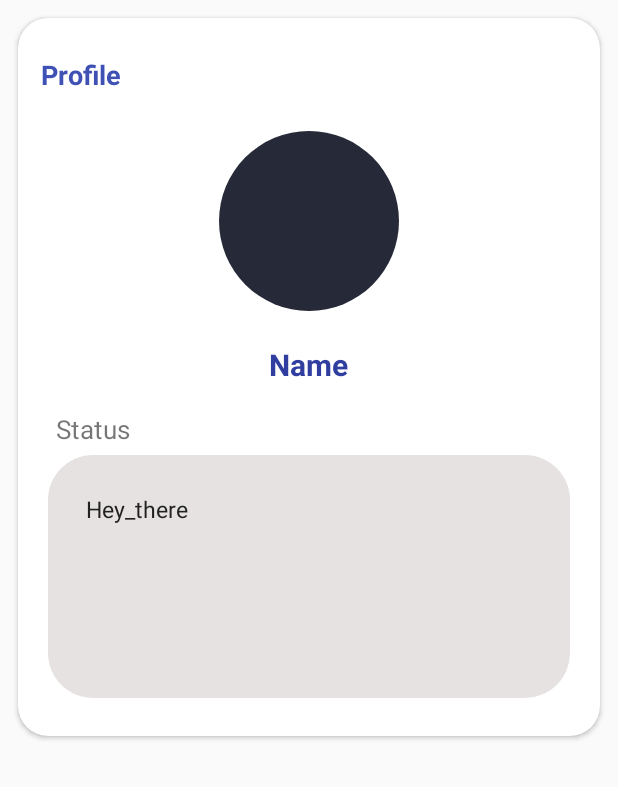
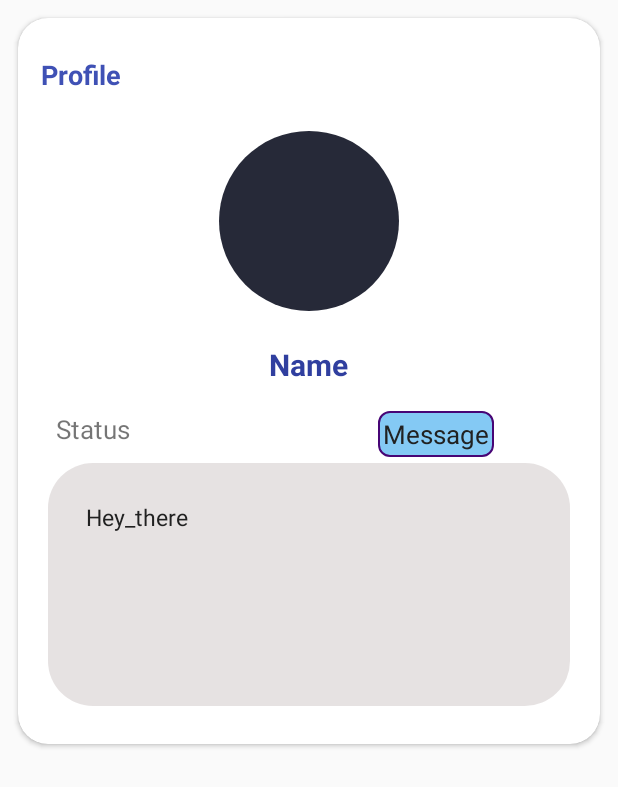
Before and after one commit to Shaikot37/Protect-Pet, an Android app: the layout fragment_bottom_sheet_show_profile.xml on its own in the app's theme, with its tools: preview values and no code run, on a phone screen of 412 x 824 dp. Shown: the top 787 px of the screen. Run offline under Robolectric (Android 15) with nearby library versions, the phone set to English and light mode, and no system bars.

```diff
--- a/app/build.gradle
+++ b/app/build.gradle
@@ -66,6 +66,7 @@ dependencies {
 
     implementation 'com.android.volley:volley:1.2.0'
     implementation 'com.google.firebase:firebase-messaging:17.0.0'
+    //implementation 'com.google.firebase:firebase-admin:8.0.0'
 
     //implementation 'com.google.firebase:firebase-analytics:17.0.0'
 
--- a/app/src/main/java/com/example/protectpet/AddressMap.java
+++ b/app/src/main/java/com/example/protectpet/AddressMap.java
@@ -77,6 +77,7 @@ public class AddressMap extends FragmentActivity implements OnMapReadyCallback {
             mMarker.remove();
         }
 
+    try {
         latitude = location.getLatitude();
         longitude = location.getLongitude();
         LatLng latLng = new LatLng(latitude, longitude);
@@ -89,6 +90,10 @@ public class AddressMap extends FragmentActivity implements OnMapReadyCallback {
         // move camera
         mMap.moveCamera(CameraUpdateFactory.newLatLng(latLng));
         mMap.animateCamera(CameraUpdateFactory.zoomTo(10));
+    }
+    catch (Exception z){
+        Toast.makeText(this, "Turn on your location please!", Toast.LENGTH_SHORT).show();
+    }
 
 
     }
--- a/app/src/main/java/com/example/protectpet/AdoptPage.java
+++ b/app/src/main/java/com/example/protectpet/AdoptPage.java
@@ -127,9 +127,12 @@ public class AdoptPage extends AppCompatActivity {
 
                 Intent settingsIntent = new Intent(AdoptPage.this, SetupActivity.class);
                 startActivity(settingsIntent);
-
                 return true;
 
+            case R.id.message:
+                Intent msg = new Intent(AdoptPage.this, MessageActivity.class);
+                startActivity(msg);
+                return true;
 
             default:
                 return false;
--- a/app/src/main/java/com/example/protectpet/BlogRecyclerAdapter.java
+++ b/app/src/main/java/com/example/protectpet/BlogRecyclerAdapter.java
@@ -88,7 +88,7 @@ public class BlogRecyclerAdapter extends RecyclerView.Adapter<BlogRecyclerAdapte
         viewHolder.setBlogImage(image_url, thumbUri);
 
 
-        String blog_user_id = blog_list.get(i).getUser_id();
+        final String blog_user_id = blog_list.get(i).getUser_id();
 
         latitude = blog_list.get(i).getLatitude();
         longitude = blog_list.get(i).getLongitude();
@@ -207,7 +207,7 @@ public class BlogRecyclerAdapter extends RecyclerView.Adapter<BlogRecyclerAdapte
         viewHolder.blogUserImage.setOnClickListener(new View.OnClickListener() {
             @Override
             public void onClick(View v) {
-                bottomSheetProfileDetailUser = new BottomSheetProfileDetailUser(userName, userImage, bio, context1);
+                bottomSheetProfileDetailUser = new BottomSheetProfileDetailUser(userName, userImage, bio, context1, blog_user_id);
                 FragmentManager manager = ((AppCompatActivity) context1).getSupportFragmentManager();
                 bottomSheetProfileDetailUser.show(manager, "edit");
             }
@@ -216,7 +216,7 @@ public class BlogRecyclerAdapter extends RecyclerView.Adapter<BlogRecyclerAdapte
         viewHolder.blogUserName.setOnClickListener(new View.OnClickListener() {
             @Override
             public void onClick(View v) {
-                bottomSheetProfileDetailUser = new BottomSheetProfileDetailUser(userName, userImage, bio, context1);
+                bottomSheetProfileDetailUser = new BottomSheetProfileDetailUser(userName, userImage, bio, context1, blog_user_id);
                 FragmentManager manager = ((AppCompatActivity) context1).getSupportFragmentManager();
                 bottomSheetProfileDetailUser.show(manager, "edit");
             }
--- a/app/src/main/java/com/example/protectpet/CommentsActivity.java
+++ b/app/src/main/java/com/example/protectpet/CommentsActivity.java
@@ -16,6 +16,7 @@ import androidx.appcompat.widget.Toolbar;
 import androidx.recyclerview.widget.LinearLayoutManager;
 import androidx.recyclerview.widget.RecyclerView;
 
+import com.example.protectpet.models.User;
 import com.google.android.gms.tasks.OnCompleteListener;
 import com.google.android.gms.tasks.Task;
 import com.google.firebase.auth.FirebaseAuth;
@@ -47,6 +48,7 @@ public class CommentsActivity extends AppCompatActivity {
     private CommentsRecyclerAdapter commentsRecyclerAdapter;
     private List<Comments> commentsList;
 
+    private List<User> userList;
     private ImageView imageView;
 
     private RecyclerView comment_list;
@@ -92,7 +94,8 @@ public class CommentsActivity extends AppCompatActivity {
         //RecyclerView firebase list
         //RecyclerView Firebase List
         commentsList = new ArrayList<>();
-        commentsRecyclerAdapter = new CommentsRecyclerAdapter(commentsList,commentId);
+        userList = new ArrayList<>();
+        commentsRecyclerAdapter = new CommentsRecyclerAdapter(commentsList,commentId,userList);
         comment_list.setHasFixedSize(true);
         comment_list.setLayoutManager(new LinearLayoutManager(this));
         comment_list.setAdapter(commentsRecyclerAdapter);
--- a/app/src/main/java/com/example/protectpet/RescuePage.java
+++ b/app/src/main/java/com/example/protectpet/RescuePage.java
@@ -127,9 +127,12 @@ public class RescuePage extends AppCompatActivity {
 
                 Intent settingsIntent = new Intent(RescuePage.this, SetupActivity.class);
                 startActivity(settingsIntent);
-
                 return true;
 
+            case R.id.message:
+                Intent msg = new Intent(RescuePage.this, MessageActivity.class);
+                startActivity(msg);
+                return true;
 
             default:
                 return false;
--- a/app/src/main/java/com/example/protectpet/adapter/UserAdapter.java
+++ b/app/src/main/java/com/example/protectpet/adapter/UserAdapter.java
@@ -61,6 +61,7 @@ public class UserAdapter extends RecyclerView.Adapter<UserAdapter.ViewHolder> {
         final String imageUrl = user.getImageURL();
         final String userName = user.getUsername();
         final String bio = user.getBio();
+        final String userid = user.getId();
 
         holder.username.setText(user.getUsername());
 
@@ -69,7 +70,7 @@ public class UserAdapter extends RecyclerView.Adapter<UserAdapter.ViewHolder> {
         holder.profile_image.setOnClickListener(new View.OnClickListener() {
             @Override
             public void onClick(View v) {
-                bottomSheetProfileDetailUser = new BottomSheetProfileDetailUser(userName, imageUrl, bio, mContext);
+                bottomSheetProfileDetailUser = new BottomSheetProfileDetailUser(userName, imageUrl, bio, mContext, userid);
                 FragmentManager manager = ((AppCompatActivity) mContext).getSupportFragmentManager();
                 bottomSheetProfileDetailUser.show(manager, "edit");
             }
--- a/app/src/main/java/com/example/protectpet/fragment/ProfileFragment.java
+++ b/app/src/main/java/com/example/protectpet/fragment/ProfileFragment.java
@@ -180,7 +180,7 @@ public class ProfileFragment extends Fragment {
             imageUri = data.getData();
 
             if (uploadTask != null && uploadTask.isInProgress()){
-                Toast.makeText(getContext(), "Upload in preogress", Toast.LENGTH_SHORT).show();
+                Toast.makeText(getContext(), "Upload in progress", Toast.LENGTH_SHORT).show();
             } else {
                 uploadImage();
             }
--- /dev/null
+++ b/app/src/main/res/drawable/border_card3.xml
@@ -0,0 +1,7 @@
+<?xml version="1.0" encoding="utf-8"?>
+<shape xmlns:android="http://schemas.android.com/apk/res/android" android:shape="rectangle" >
+    <solid android:color="@color/sky" />
+    <stroke android:width="1dip"
+        android:color="#470575"/>
+    <corners android:radius="7dip"/>
+</shape>
--- a/app/src/main/res/layout/fragment_bottom_sheet_show_profile.xml
+++ b/app/src/main/res/layout/fragment_bottom_sheet_show_profile.xml
@@ -64,6 +64,22 @@
                 android:layout_marginBottom="5dp">
 
             </TextView>
+
+            <TextView
+                android:id="@+id/message"
+                android:layout_below="@id/tv_profile__bottom_sheet_fragment_username"
+                android:layout_width="wrap_content"
+                android:layout_height="wrap_content"
+                android:text="Message"
+                android:textColor="@color/primary_txt"
+                android:padding="3dp"
+                android:textSize="17sp"
+                android:background="@drawable/border_card3"
+                android:layout_marginLeft="240dp"
+                android:layout_marginBottom="5dp">
+
+            </TextView>
+
             <TextView
                 android:id="@+id/tv_profile_bottom_sheet_fragment_bio"
                 android:layout_width="match_parent"
@@ -72,6 +88,7 @@
                 android:layout_marginStart="20dp"
                 android:layout_marginEnd="20dp"
                 android:layout_marginBottom="25dp"
+                android:layout_marginTop="5dp"
                 android:background="@drawable/background_bio"
                 android:gravity="top"
                 android:maxLength="100"
```
Also changed, not shown: app/src/main/java/com/example/protectpet/Comments.java (+32 -2 lines), app/src/main/java/com/example/protectpet/CommentsRecyclerAdapter.java (+89 -3 lines), app/src/main/java/com/example/protectpet/MessageActivity.java (+12 -1 lines), app/src/main/java/com/example/protectpet/NewPostActivity.java (+7 -5 lines), app/src/main/java/com/example/protectpet/fragment/BottomSheetProfileDetailUser.java (+34 -16 lines), app/src/main/res/layout/activity_message.xml (+9 -0 lines), app/src/main/res/layout/comment_list_item.xml (+21 -4 lines).
